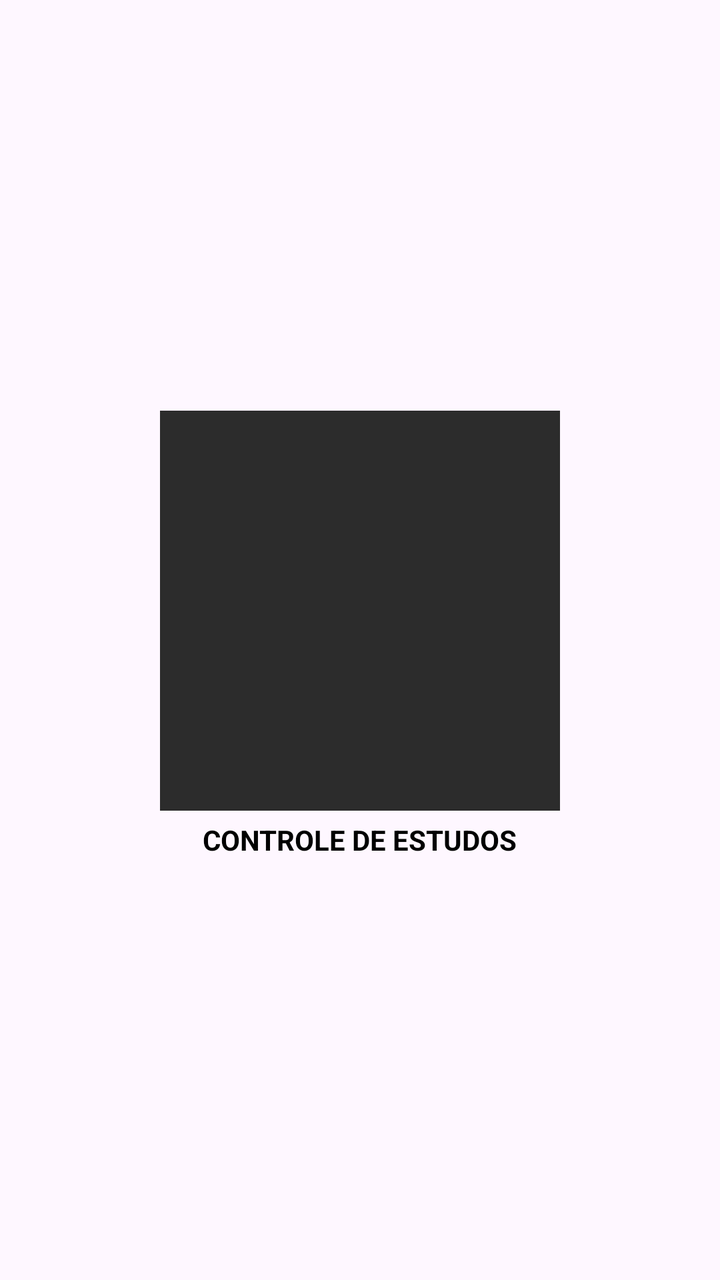
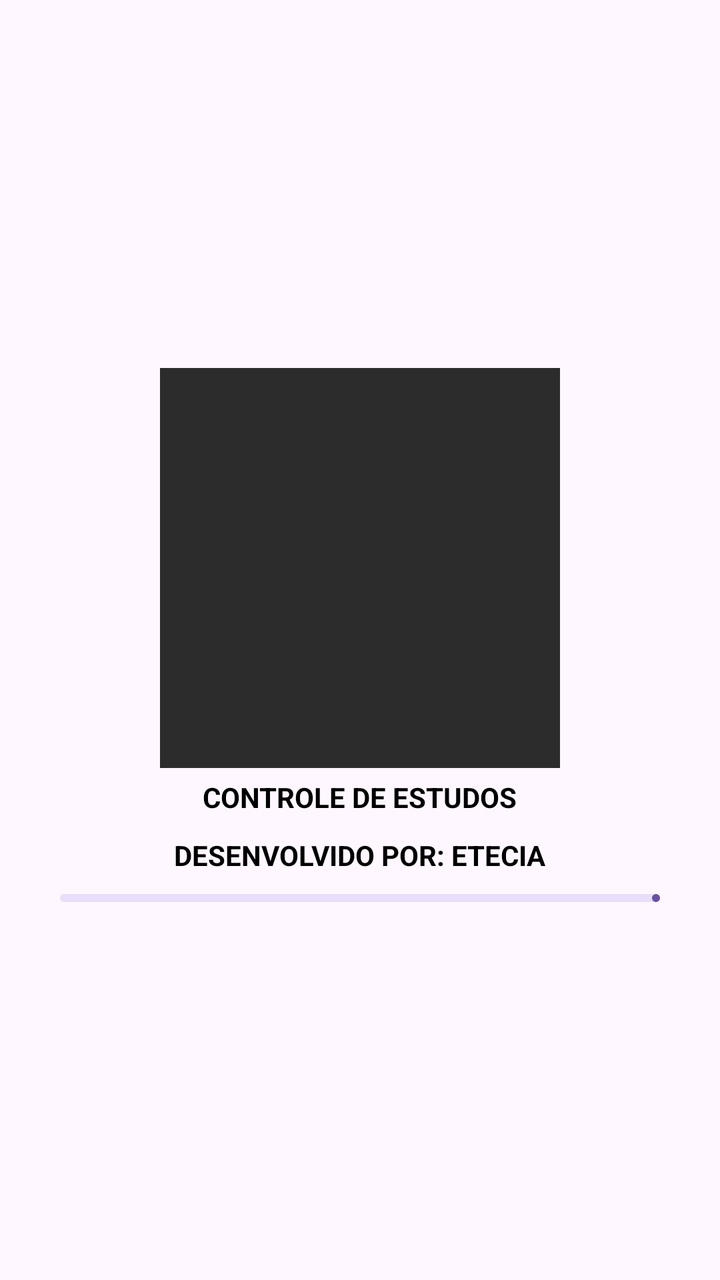

Compare the two renders of this Android layout. The source of the first and the diff that turns it into the second are given below.
<!-- AndroidManifest.xml: application theme Theme.MyApp -->
<!-- res/layout/splash_layout.xml -->
<?xml version="1.0" encoding="utf-8"?>
<LinearLayout xmlns:android="http://schemas.android.com/apk/res/android"
    xmlns:app="http://schemas.android.com/apk/res-auto"
    xmlns:tools="http://schemas.android.com/tools"
    android:id="@+id/main"
    android:layout_width="match_parent"
    android:layout_height="match_parent"
    android:gravity="center_vertical"
    android:orientation="vertical"
    tools:context=".SplashActivity">

    <ImageView
        android:layout_width="200dp"
        android:layout_height="200dp"
        android:layout_gravity="center_horizontal"
        android:src="#2c2c2c" />

    <TextView
        android:layout_width="wrap_content"
        android:layout_height="wrap_content"
        android:layout_gravity="center_horizontal"
        android:layout_margin="5sp"
        android:text="Controle de estudos"
        android:textAllCaps="true"
        android:textColor="#000"
        android:textStyle="bold" />

</LinearLayout>
<!-- resources referenced by this layout -->
<resources>
  <style name="Theme.MyApp" parent="Base.Theme.MyApp" />
  <style name="Base.Theme.MyApp" parent="Theme.Material3.DayNight.NoActionBar">
          
          
      </style>
</resources>

<!-- the commit's change to res/layout/splash_layout.xml (unified diff, before → after) -->
@@ -25,4 +25,20 @@
         android:textColor="#000"
         android:textStyle="bold" />
 
+    <TextView
+        android:layout_width="wrap_content"
+        android:layout_height="wrap_content"
+        android:layout_gravity="center_horizontal"
+        android:layout_margin="5sp"
+        android:text="Desenvolvido por: Etecia"
+        android:textAllCaps="true"
+        android:textColor="#000"
+        android:textStyle="bold" />
+
+    <com.google.android.material.progressindicator.LinearProgressIndicator
+        android:layout_width="300dp"
+        android:layout_height="wrap_content"
+        android:layout_gravity="center_horizontal"
+        android:layout_margin="5dp" />
+
 </LinearLayout>
